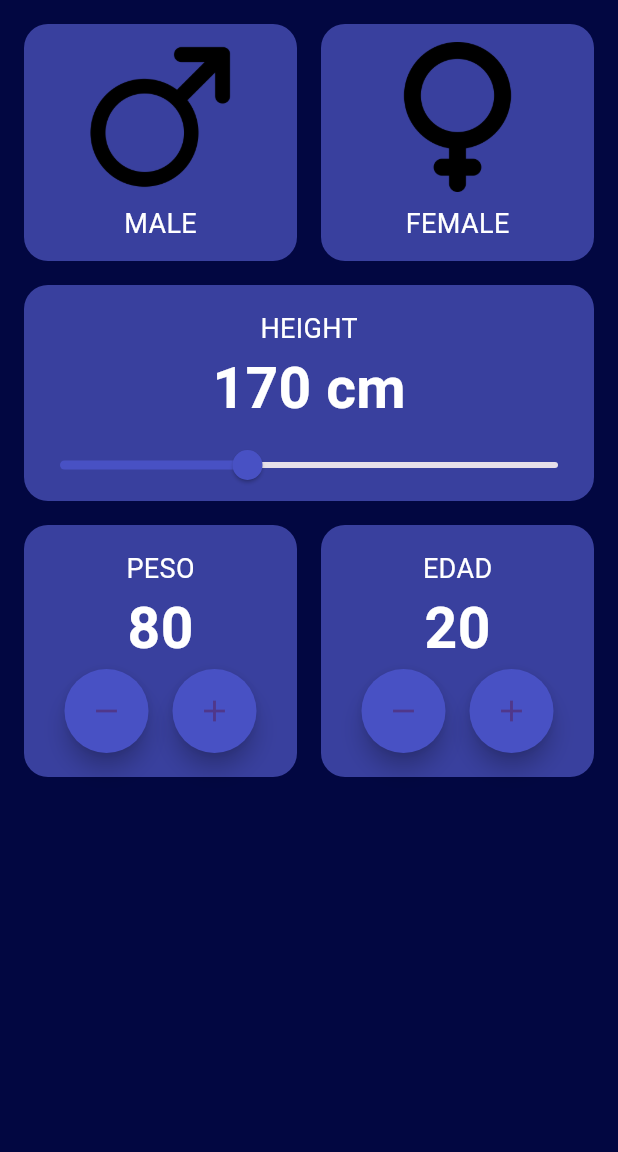
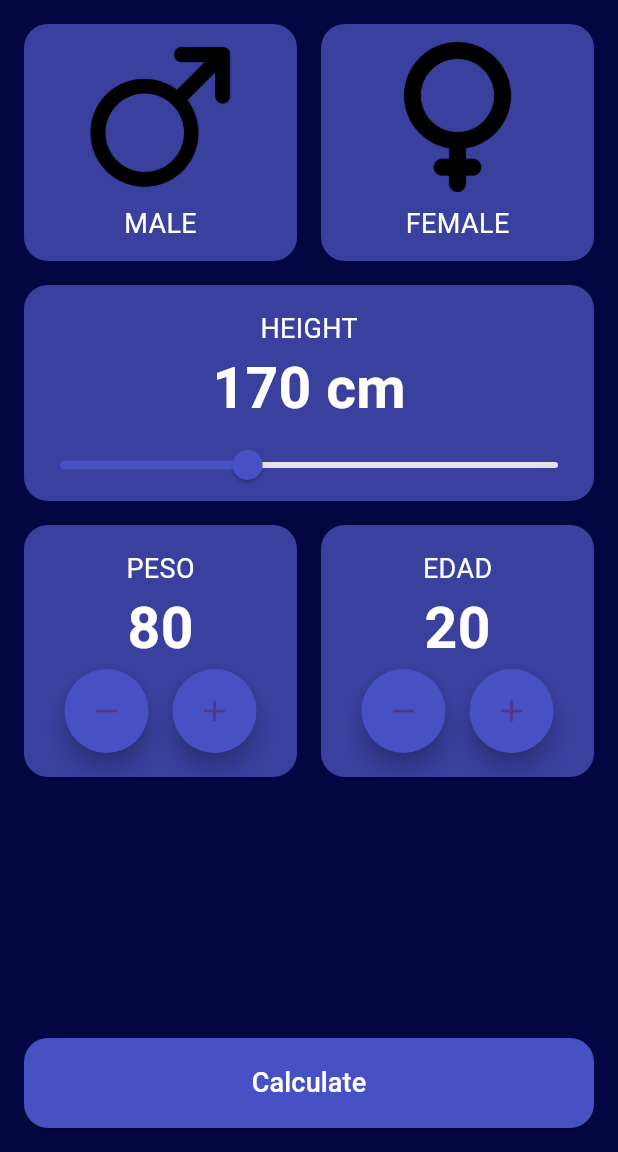
Before and after one commit to Marianvsf/imc_calculator, a Flutter app: the screen it shows after launch, on a phone screen of 412 x 824 dp, the part 84-1236 px from its top. Run offline on Flutter 3.47's test engine with Material 3 defaults, Android fonts, the phone set to English and light mode, and no system bars.

Commit message:
first view

```diff
--- a/lib/screens/home.dart
+++ b/lib/screens/home.dart
@@ -2,6 +2,8 @@ import 'package:flutter/material.dart';
 import 'package:imc_calculator/components/gender_selector.dart';
 import 'package:imc_calculator/components/height_selector.dart';
 import 'package:imc_calculator/components/number_selector.dart';
+import 'package:imc_calculator/core/app_colors.dart';
+import 'package:imc_calculator/core/text_styles.dart';
 
 class HomeScreen extends StatefulWidget {
   const HomeScreen({super.key});
@@ -55,6 +57,24 @@ class _HomeScreenState extends State<HomeScreen> {
                       }))
             ],
           ),
+        ),
+        Spacer(),
+        Padding(
+          padding: const EdgeInsets.all(16),
+          child: SizedBox(
+              height: 60,
+              width: double.infinity,
+              child: ElevatedButton(
+                  onPressed: () {},
+                  style: ButtonStyle(
+                      shape: WidgetStateProperty.all(RoundedRectangleBorder(
+                          borderRadius: BorderRadius.circular(16))),
+                      backgroundColor:
+                          WidgetStateProperty.all(AppColors.primary)),
+                  child: Text(
+                    "Calculate",
+                    style: TextStyles.bodyText,
+                  ))),
         )
       ],
     );
```
